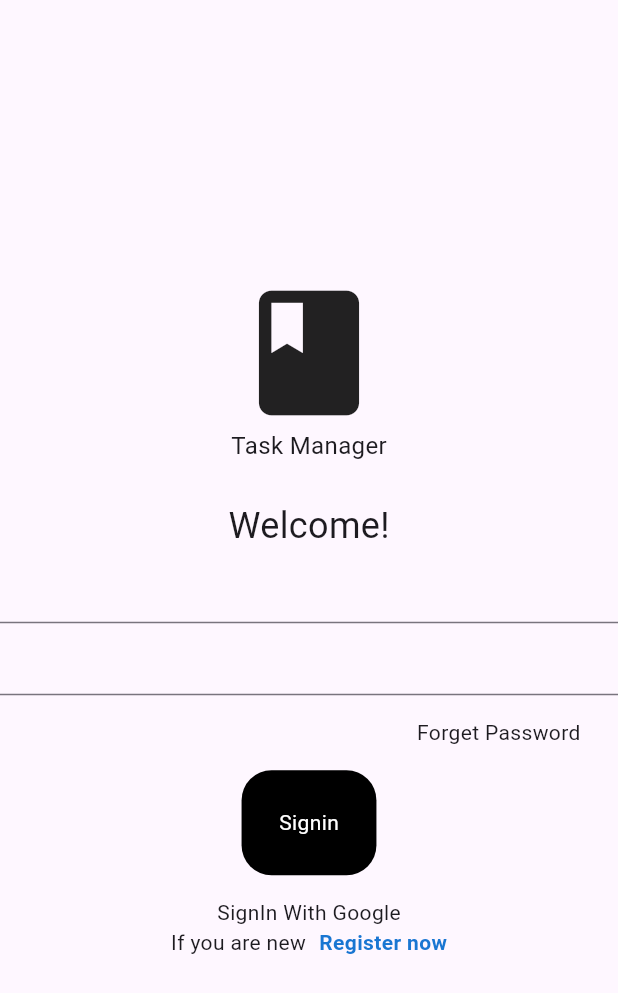
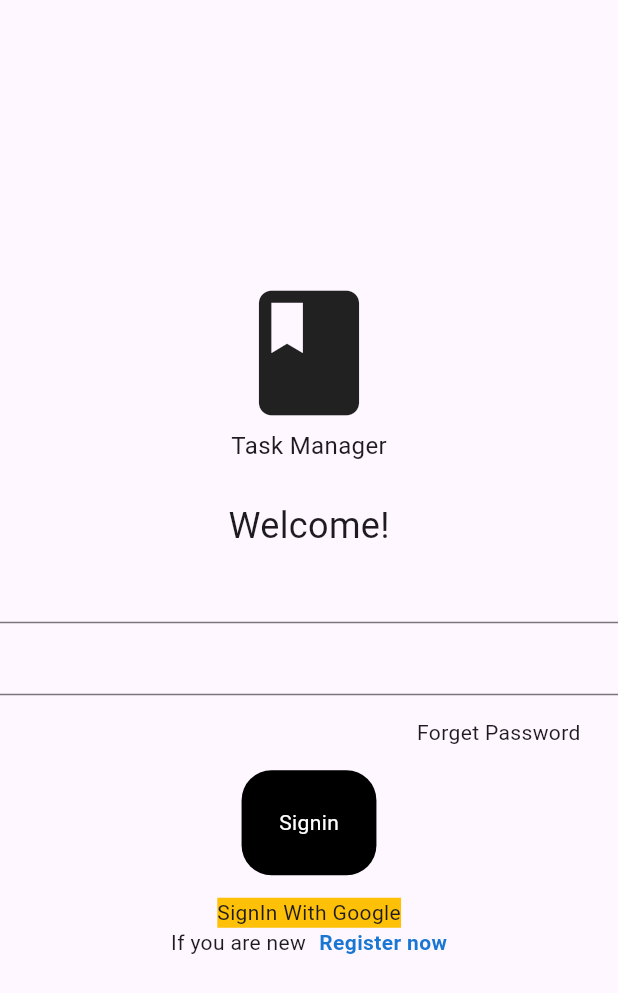
Before and after one commit to anuteshome/Flurd, a Flutter app: the screen it shows after launch, on a phone screen of 412 x 824 dp. Shown: the top 993 px of the screen. Run offline on Flutter 3.47's test engine with Material 3 defaults, Android fonts, the light colour scheme and no system bars; our stand-ins replace cloud_firestore, firebase_auth, firebase_core, google_sign_in; accounts and stored records are empty.

Commit message:
fix: google sign in button

```diff
--- a/lib/pages/LoginPage.dart
+++ b/lib/pages/LoginPage.dart
@@ -82,7 +82,9 @@ MyButton(
 ),
 GestureDetector(
   onTap:Googleauth().signinGoogle,
-  child: Text("SignIn With Google"),
+  child: Text("SignIn With Google",style: TextStyle(
+    backgroundColor: Colors.amber
+  ),),
 
 ),
 Row(
```
